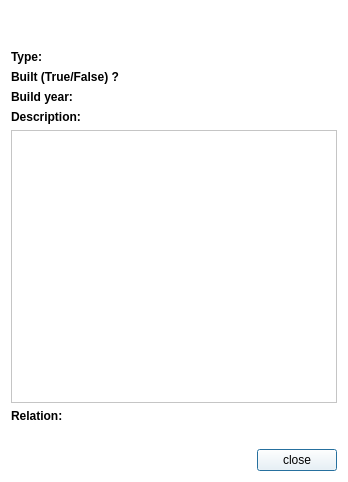
First picture: the form in vika3/ui/moreinfocomputer.ui, repository hlynurstef/Verklegt-namskeid-1-vika-3, before the edit.
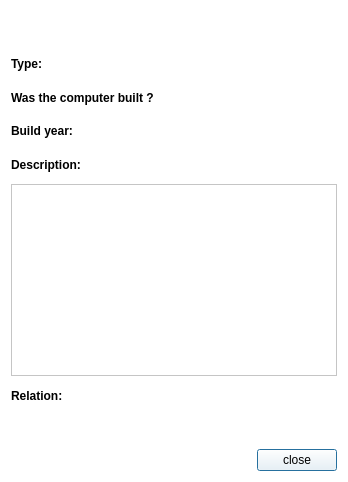
Second picture: the form after the edit. Icons and pictures are not drawn.

The edit to the form file:
```diff
--- a/vika3/ui/moreinfocomputer.ui
+++ b/vika3/ui/moreinfocomputer.ui
@@ -26,8 +26,8 @@
   <property name="styleSheet">
    <string notr="true">background-color: rgb(255, 255, 255);</string>
   </property>
-  <layout class="QVBoxLayout" name="verticalLayout">
-   <item>
+  <layout class="QGridLayout" name="gridLayout">
+   <item row="0" column="0">
     <widget class="QLabel" name="label_name">
      <property name="font">
       <font>
@@ -42,9 +42,22 @@
      </property>
     </widget>
    </item>
-   <item>
+   <item row="4" column="0">
+    <widget class="QLabel" name="description">
+     <property name="font">
+      <font>
+       <weight>75</weight>
+       <bold>true</bold>
+      </font>
+     </property>
+     <property name="text">
+      <string>Description: </string>
+     </property>
+    </widget>
+   </item>
+   <item row="1" column="0">
     <layout class="QHBoxLayout" name="horizontalLayout">
-     <item>
+     <item alignment="Qt::AlignLeft">
       <widget class="QLabel" name="type">
        <property name="font">
         <font>
@@ -66,7 +79,7 @@
      </item>
     </layout>
    </item>
-   <item>
+   <item row="2" column="0">
     <layout class="QHBoxLayout" name="horizontalLayout_2">
      <item>
       <widget class="QLabel" name="built">
@@ -77,7 +90,7 @@
         </font>
        </property>
        <property name="text">
-        <string>Built (True/False) ? </string>
+        <string>Was the computer built ?</string>
        </property>
       </widget>
      </item>
@@ -90,7 +103,7 @@
      </item>
     </layout>
    </item>
-   <item>
+   <item row="3" column="0">
     <layout class="QHBoxLayout" name="horizontalLayout_3">
      <item>
       <widget class="QLabel" name="buildYear">
@@ -114,20 +127,7 @@
      </item>
     </layout>
    </item>
-   <item>
-    <widget class="QLabel" name="description">
-     <property name="font">
-      <font>
-       <weight>75</weight>
-       <bold>true</bold>
-      </font>
-     </property>
-     <property name="text">
-      <string>Description: </string>
-     </property>
-    </widget>
-   </item>
-   <item>
+   <item row="5" column="0" alignment="Qt::AlignTop">
     <widget class="QTextBrowser" name="label_description">
      <property name="baseSize">
       <size>
@@ -137,27 +137,14 @@
      </property>
     </widget>
    </item>
-   <item>
-    <widget class="QLabel" name="relation">
-     <property name="font">
-      <font>
-       <weight>75</weight>
-       <bold>true</bold>
-      </font>
-     </property>
-     <property name="text">
-      <string>Relation:</string>
-     </property>
-    </widget>
-   </item>
-   <item>
+   <item row="8" column="0">
     <widget class="QLabel" name="label_relation">
      <property name="text">
       <string/>
      </property>
     </widget>
    </item>
-   <item>
+   <item row="9" column="0">
     <layout class="QHBoxLayout" name="horizontalLayout_4">
      <item>
       <spacer name="horizontalSpacer">
@@ -181,6 +168,19 @@
      </item>
     </layout>
    </item>
+   <item row="7" column="0">
+    <widget class="QLabel" name="relation">
+     <property name="font">
+      <font>
+       <weight>75</weight>
+       <bold>true</bold>
+      </font>
+     </property>
+     <property name="text">
+      <string>Relation:</string>
+     </property>
+    </widget>
+   </item>
   </layout>
  </widget>
  <resources>
```
